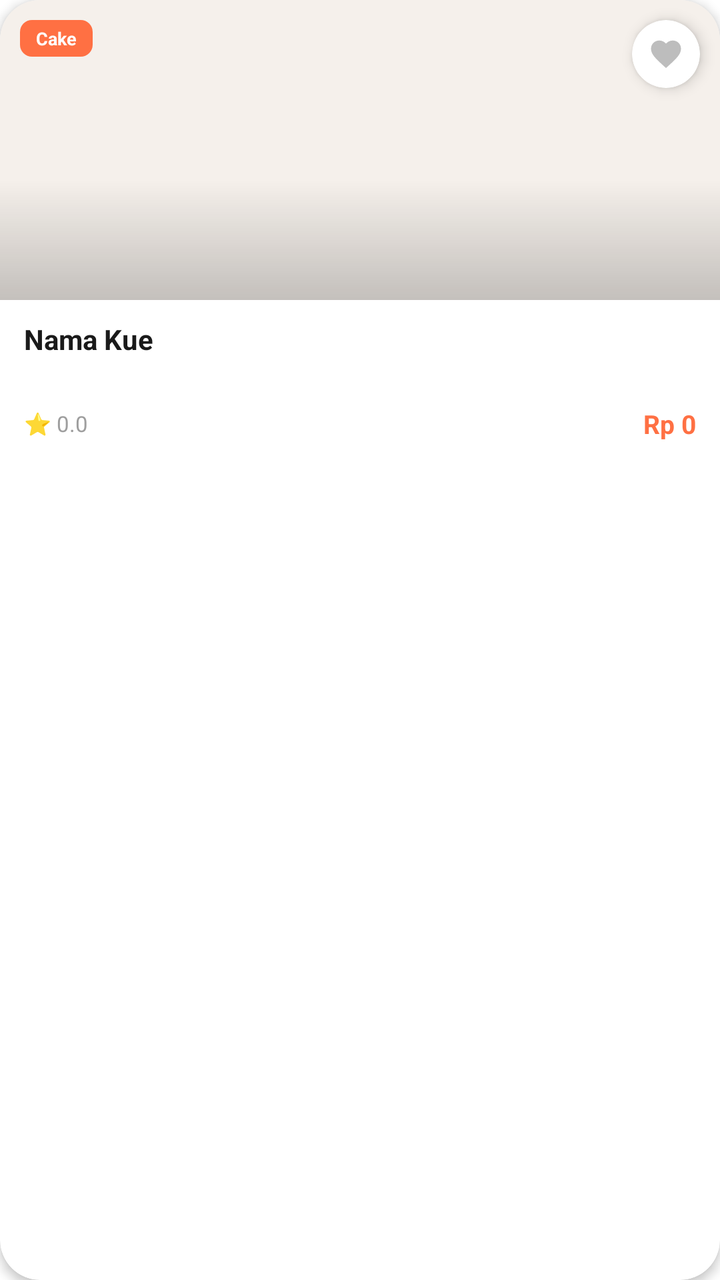
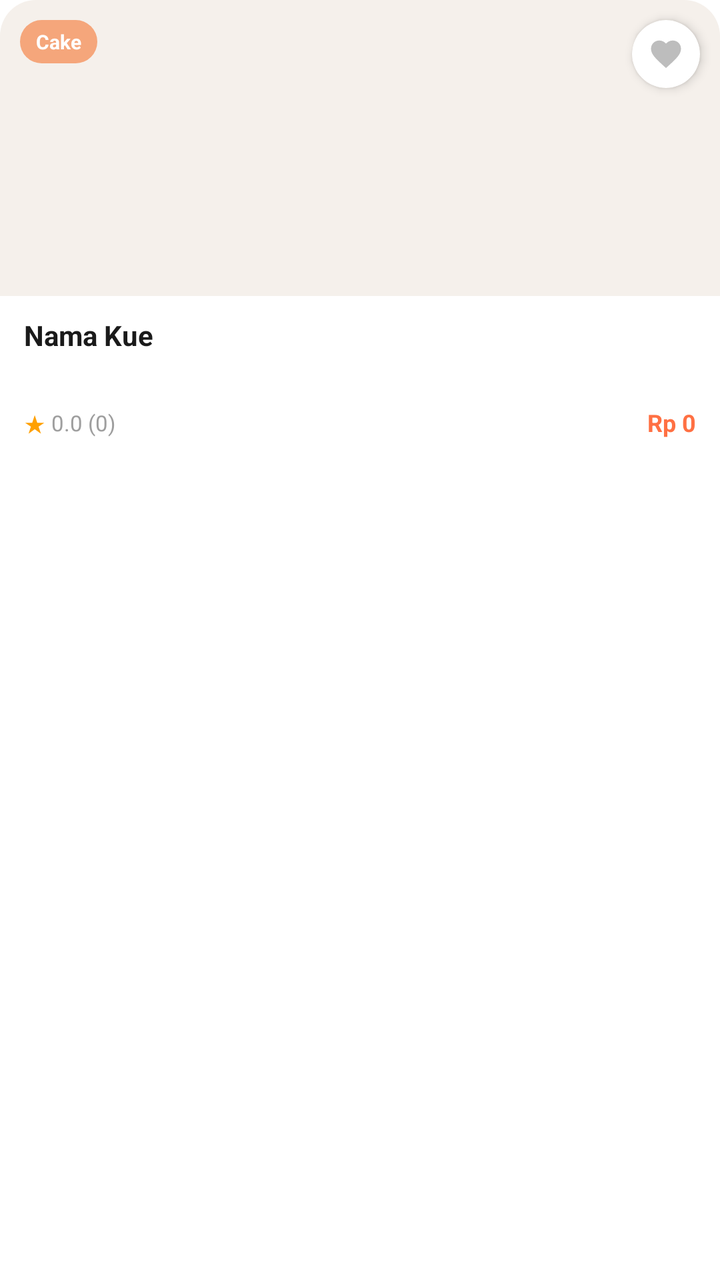

Two renders of the same Android screen: before a commit and after it. Below are the layout's source before the change and the commit's diff.
<!-- AndroidManifest.xml: application theme Theme.KueWeh -->
<!-- res/layout/item_kue.xml -->
<?xml version="1.0" encoding="utf-8"?>
<androidx.cardview.widget.CardView
    xmlns:android="http://schemas.android.com/apk/res/android"
    xmlns:app="http://schemas.android.com/apk/res-auto"
    android:layout_width="match_parent"
    android:layout_height="wrap_content"
    android:layout_margin="6dp"
    app:cardCornerRadius="20dp"
    app:cardElevation="3dp"
    app:cardBackgroundColor="#FFFFFF">

    <LinearLayout
        android:layout_width="match_parent"
        android:layout_height="wrap_content"
        android:orientation="vertical">

        
        <FrameLayout
            android:layout_width="match_parent"
            android:layout_height="150dp">

            <ImageView
                android:id="@+id/imgKue"
                android:layout_width="match_parent"
                android:layout_height="match_parent"
                android:scaleType="centerCrop"
                android:background="#F5F0EB"/>

            
            <View
                android:layout_width="match_parent"
                android:layout_height="60dp"
                android:layout_gravity="bottom"
                android:background="@drawable/gradient_bottom_overlay"/>

            
            <TextView
                android:id="@+id/tvKategoriKue"
                android:layout_width="wrap_content"
                android:layout_height="wrap_content"
                android:layout_gravity="top|start"
                android:layout_margin="10dp"
                android:background="@drawable/bg_badge_kategori"
                android:paddingHorizontal="8dp"
                android:paddingVertical="3dp"
                android:text="Cake"
                android:textColor="#FFFFFF"
                android:textSize="9sp"
                android:textStyle="bold"/>

            
            <androidx.cardview.widget.CardView
                android:id="@+id/btnFavoriteLayout"
                android:layout_width="34dp"
                android:layout_height="34dp"
                android:layout_gravity="top|end"
                android:layout_margin="10dp"
                app:cardBackgroundColor="#FFFFFF"
                app:cardCornerRadius="17dp"
                app:cardElevation="4dp">

                <ImageView
                    android:id="@+id/imgFavoriteHeart"
                    android:layout_width="match_parent"
                    android:layout_height="match_parent"
                    android:padding="8dp"
                    android:src="@drawable/ic_favorite"
                    app:tint="#BDBDBD"/>
            </androidx.cardview.widget.CardView>
        </FrameLayout>

        
        <LinearLayout
            android:layout_width="match_parent"
            android:layout_height="wrap_content"
            android:orientation="vertical"
            android:paddingHorizontal="12dp"
            android:paddingTop="10dp"
            android:paddingBottom="12dp">

            <TextView
                android:id="@+id/tvNamaKue"
                android:layout_width="match_parent"
                android:layout_height="wrap_content"
                android:minLines="2"
                android:maxLines="2"
                android:ellipsize="end"
                android:text="Nama Kue"
                android:textColor="#1A1A1A"
                android:textSize="14sp"
                android:textStyle="bold"
                android:lineSpacingMultiplier="1.1"/>

            
            <LinearLayout
                android:layout_width="match_parent"
                android:layout_height="wrap_content"
                android:orientation="horizontal"
                android:gravity="center_vertical"
                android:layout_marginTop="6dp">

                <TextView
                    android:id="@+id/tvRating"
                    android:layout_width="0dp"
                    android:layout_height="wrap_content"
                    android:layout_weight="1"
                    android:text="⭐ 0.0"
                    android:textSize="11sp"
                    android:textColor="#9E9E9E"/>

                <TextView
                    android:id="@+id/tvHargaKue"
                    android:layout_width="wrap_content"
                    android:layout_height="wrap_content"
                    android:text="Rp 0"
                    android:textColor="#FF7043"
                    android:textSize="13sp"
                    android:textStyle="bold"/>
            </LinearLayout>
        </LinearLayout>
    </LinearLayout>
</androidx.cardview.widget.CardView>
<!-- resources referenced by this layout -->
<resources>
  <!-- drawable bg_badge_kategori (drawable) -->
  <?xml version="1.0" encoding="utf-8"?>
  <shape xmlns:android="http://schemas.android.com/apk/res/android">
      <solid android:color="#FF7043"/>
      <corners android:radius="6dp"/>
  </shape>
  <!-- drawable gradient_bottom_overlay (drawable) -->
  <?xml version="1.0" encoding="utf-8"?>
  <shape xmlns:android="http://schemas.android.com/apk/res/android">
      <gradient
          android:startColor="#00000000"
          android:endColor="#33000000"
          android:angle="270"/>
  </shape>
  <!-- drawable ic_favorite (drawable) -->
  <vector xmlns:android="http://schemas.android.com/apk/res/android" android:height="24dp" android:tint="#000000" android:viewportHeight="24" android:viewportWidth="24" android:width="24dp">
        
      <path android:fillColor="@android:color/white" android:pathData="M12,21.35l-1.45,-1.32C5.4,15.36 2,12.28 2,8.5 2,5.42 4.42,3 7.5,3c1.74,0 3.41,0.81 4.5,2.09C13.09,3.81 14.76,3 16.5,3 19.58,3 22,5.42 22,8.5c0,3.78 -3.4,6.86 -8.55,11.54L12,21.35z"/>
      
  </vector>
  <style name="Theme.KueWeh" parent="Theme.MaterialComponents.Light.NoActionBar">
          <item name="android:statusBarColor">@android:color/transparent</item>
  
          <item name="android:windowLightStatusBar">true</item>
      </style>
</resources>

<!-- the commit's change to res/layout/item_kue.xml (unified diff, before → after) -->
@@ -4,8 +4,10 @@
     xmlns:app="http://schemas.android.com/apk/res-auto"
     android:layout_width="match_parent"
     android:layout_height="wrap_content"
-    android:layout_margin="6dp"
-    app:cardCornerRadius="20dp"
+    android:layout_marginHorizontal="6dp"
+    android:layout_marginBottom="12dp"
+    android:layout_marginTop="4dp"
+    app:cardCornerRadius="18dp"
     app:cardElevation="3dp"
     app:cardBackgroundColor="#FFFFFF">
 
@@ -14,10 +16,9 @@
         android:layout_height="wrap_content"
         android:orientation="vertical">
 
-        
         <FrameLayout
             android:layout_width="match_parent"
-            android:layout_height="150dp">
+            android:layout_height="148dp">
 
             <ImageView
                 android:id="@+id/imgKue"
@@ -27,25 +28,18 @@
                 android:background="#F5F0EB"/>
 
             
-            <View
-                android:layout_width="match_parent"
-                android:layout_height="60dp"
-                android:layout_gravity="bottom"
-                android:background="@drawable/gradient_bottom_overlay"/>
-
-            
             <TextView
                 android:id="@+id/tvKategoriKue"
                 android:layout_width="wrap_content"
                 android:layout_height="wrap_content"
                 android:layout_gravity="top|start"
                 android:layout_margin="10dp"
-                android:background="@drawable/bg_badge_kategori"
+                android:background="@drawable/bg_chip_active"
                 android:paddingHorizontal="8dp"
-                android:paddingVertical="3dp"
+                android:paddingVertical="4dp"
                 android:text="Cake"
                 android:textColor="#FFFFFF"
-                android:textSize="9sp"
+                android:textSize="10sp"
                 android:textStyle="bold"/>
 
             
@@ -57,7 +51,7 @@
                 android:layout_margin="10dp"
                 app:cardBackgroundColor="#FFFFFF"
                 app:cardCornerRadius="17dp"
-                app:cardElevation="4dp">
+                app:cardElevation="3dp">
 
                 <ImageView
                     android:id="@+id/imgFavoriteHeart"
@@ -69,7 +63,6 @@
             </androidx.cardview.widget.CardView>
         </FrameLayout>
 
-        
         <LinearLayout
             android:layout_width="match_parent"
             android:layout_height="wrap_content"
@@ -91,30 +84,40 @@
                 android:textStyle="bold"
                 android:lineSpacingMultiplier="1.1"/>
 
-            
             <LinearLayout
                 android:layout_width="match_parent"
                 android:layout_height="wrap_content"
                 android:orientation="horizontal"
                 android:gravity="center_vertical"
-                android:layout_marginTop="6dp">
+                android:layout_marginTop="8dp">
 
+                
+                <TextView
+                    android:layout_width="wrap_content"
+                    android:layout_height="wrap_content"
+                    android:text="★"
+                    android:textColor="#FFA000"
+                    android:textSize="12sp"/>
+
+                
                 <TextView
                     android:id="@+id/tvRating"
                     android:layout_width="0dp"
                     android:layout_height="wrap_content"
                     android:layout_weight="1"
-                    android:text="⭐ 0.0"
+                    android:layout_marginStart="3dp"
+                    android:text="0.0 (0)"
                     android:textSize="11sp"
                     android:textColor="#9E9E9E"/>
 
+                
                 <TextView
                     android:id="@+id/tvHargaKue"
                     android:layout_width="wrap_content"
                     android:layout_height="wrap_content"
                     android:text="Rp 0"
                     android:textColor="#FF7043"
-                    android:textSize="13sp"
+                    android:textSize="12sp"
                     android:textStyle="bold"/>
             </LinearLayout>
         </LinearLayout>
<!-- resource entries referenced after the edit -->
@@ -1,18 +1,9 @@
 <!-- resources referenced by this layout -->
 <resources>
-  <!-- drawable bg_badge_kategori (drawable) -->
+  <!-- drawable bg_chip_active (drawable) -->
   <?xml version="1.0" encoding="utf-8"?>
   <shape xmlns:android="http://schemas.android.com/apk/res/android">
-      <solid android:color="#FF7043"/>
-      <corners android:radius="6dp"/>
-  </shape>
-  <!-- drawable gradient_bottom_overlay (drawable) -->
-  <?xml version="1.0" encoding="utf-8"?>
-  <shape xmlns:android="http://schemas.android.com/apk/res/android">
-      <gradient
-          android:startColor="#00000000"
-          android:endColor="#33000000"
-          android:angle="270"/>
+      <solid android:color="#F5A67B" /> <corners android:radius="16dp" />
   </shape>
   <!-- drawable ic_favorite (drawable) -->
   <vector xmlns:android="http://schemas.android.com/apk/res/android" android:height="24dp" android:tint="#000000" android:viewportHeight="24" android:viewportWidth="24" android:width="24dp">
